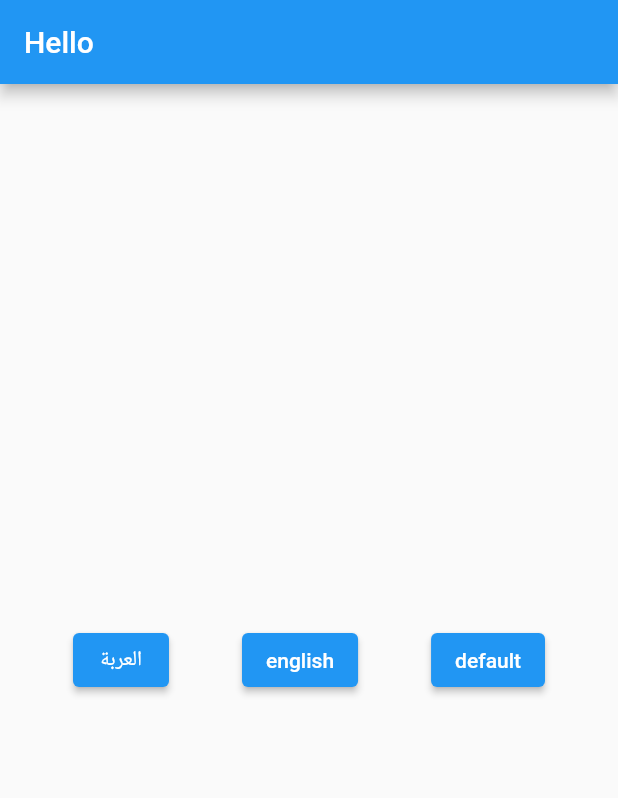
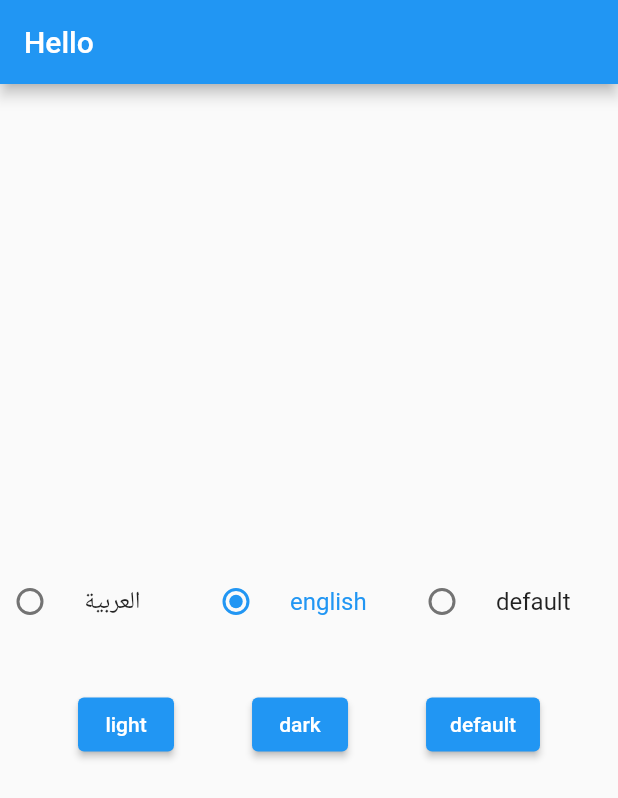
Before and after one commit to wmfadel/Flutter-Configs, a Flutter app: the screen it shows after launch, after a tap on "english", on a phone screen of 412 x 824 dp. Shown: the top 798 px of the screen. Run offline on Flutter 3.47's test engine with Material 2 defaults, Android fonts, the phone set to English and light mode, and no system bars; our stand-ins replace shared_preferences; missing offline and left inert: devicelocale.

Commit message:
Changing App Theme

```diff
--- a/assets/lang/ar.json
+++ b/assets/lang/ar.json
@@ -3,5 +3,7 @@
     "language_button": "تغيير اللغة",
     "english": "english",
     "arabic": "العربية",
-    "default": "الافتراضى"
+    "default": "افتراضى",
+    "light": "مضئ",
+    "dark": "مظلم"
 }
--- a/assets/lang/en.json
+++ b/assets/lang/en.json
@@ -2,6 +2,8 @@
     "app_bar": "Hello",
     "language_button": "Change Language",
     "english": "english",
-    "arabic": "العربة",
-    "default": "default"
+    "arabic": "العربية",
+    "default": "default",
+    "light": "light",
+    "dark": "dark"
 }
--- a/lib/main.dart
+++ b/lib/main.dart
@@ -38,9 +38,7 @@ class MyApp extends StatelessWidget {
             }
             return availableLocales.first;
           },
-          theme: ThemeData(
-            primarySwatch: Colors.blue,
-          ),
+          theme: provider.theme,
           initialRoute: HomePage.routeName,
           routes: {
             HomePage.routeName: (context) => HomePage(),
--- a/lib/pages/home_page.dart
+++ b/lib/pages/home_page.dart
@@ -1,7 +1,7 @@
-import 'package:configs/providers/main_provider.dart';
 import 'package:configs/services/localization/app_localizations.dart';
+import 'package:configs/widgets/localization_buttons.dart';
+import 'package:configs/widgets/theme_buttons.dart';
 import 'package:flutter/material.dart';
-import 'package:provider/provider.dart';
 
 class HomePage extends StatelessWidget {
   static final String routeName = '/';
@@ -14,35 +14,9 @@ class HomePage extends StatelessWidget {
       body: Column(
         mainAxisAlignment: MainAxisAlignment.center,
         children: [
-          Row(
-            mainAxisAlignment: MainAxisAlignment.spaceEvenly,
-            children: [
-              Consumer<MainProvider>(builder: (context, provider, _) {
-                return ElevatedButton(
-                    onPressed: () {
-                      provider.savePreference('ar');
-                    },
-                    child:
-                        Text(AppLocalizations.of(context).translate('arabic')));
-              }),
-              Consumer<MainProvider>(builder: (context, provider, _) {
-                return ElevatedButton(
-                    onPressed: () {
-                      provider.savePreference('en');
-                    },
-                    child: Text(
-                        AppLocalizations.of(context).translate('english')));
-              }),
-              Consumer<MainProvider>(builder: (context, provider, _) {
-                return ElevatedButton(
-                    onPressed: () {
-                      provider.savePreference('def');
-                    },
-                    child: Text(
-                        AppLocalizations.of(context).translate('default')));
-              }),
-            ],
-          ),
+          LocalizationButtons(),
+          SizedBox(height: 30),
+          ThemeButtons(),
         ],
       ),
     );
--- a/lib/providers/main_provider.dart
+++ b/lib/providers/main_provider.dart
@@ -1,11 +1,16 @@
 import 'package:devicelocale/devicelocale.dart';
 import 'package:flutter/cupertino.dart';
 import 'package:flutter/foundation.dart';
+import 'package:flutter/material.dart';
+import 'package:flutter/scheduler.dart';
 import 'package:shared_preferences/shared_preferences.dart';
 
 class MainProvider with ChangeNotifier {
-  final String _prefsKey = 'loc';
+  final String _localizationKey = 'loc';
+  final String _themeKey = 'theme';
   Locale? mainLocale;
+  ThemeData theme = ThemeData.light();
+
   MainProvider() {
     getLocale();
   }
@@ -13,7 +18,7 @@ class MainProvider with ChangeNotifier {
   getLocale() async {
     String localeString = 'en';
     SharedPreferences prefs = await SharedPreferences.getInstance();
-    String? pref = prefs.getString(_prefsKey);
+    String? pref = prefs.getString(_localizationKey);
     if (pref == null) {
       String? locale = await Devicelocale.currentLocale;
       localeString = locale!;
@@ -27,7 +32,7 @@ class MainProvider with ChangeNotifier {
     notifyListeners();
   }
 
-  savePreference(String choice) async {
+  saveLocalizationPreference(String choice) async {
     if (choice != 'def') {
       mainLocale = Locale(choice, '');
     } else {
@@ -36,6 +41,49 @@ class MainProvider with ChangeNotifier {
     }
     notifyListeners();
     SharedPreferences prefs = await SharedPreferences.getInstance();
-    prefs.setString(_prefsKey, choice);
+    prefs.setString(_localizationKey, choice);
+  }
+
+  getTheme() async {
+    SharedPreferences prefs = await SharedPreferences.getInstance();
+    String? pref = prefs.getString(_themeKey); // dark, light, def
+    if (pref == null) {
+      notifyListeners();
+      return;
+    } else if (pref == 'light') {
+      theme = ThemeData.light();
+    } else if (pref == 'dark') {
+      theme = ThemeData.dark();
+    } else if (pref == 'def') {
+      setThemeByDefault();
+    }
+    notifyListeners();
+  }
+
+  saveThemePreference(String choice) async {
+    if (choice == 'def') {
+      setThemeByDefault();
+    } else if (choice == 'light') {
+      theme = ThemeData.light();
+    } else {
+      theme = ThemeData.dark();
+    }
+    notifyListeners();
+    SharedPreferences prefs = await SharedPreferences.getInstance();
+    prefs.setString(_themeKey, choice);
+  }
+
+  setThemeByDefault() {
+    bool darkModeOn = isDarkModeActive();
+    if (darkModeOn) {
+      theme = ThemeData.dark();
+    } else {
+      theme = ThemeData.light();
+    }
+  }
+
+  bool isDarkModeActive() {
+    var brightness = SchedulerBinding.instance?.window.platformBrightness;
+    return brightness == Brightness.dark;
   }
 }
--- /dev/null
+++ b/lib/widgets/localization_buttons.dart
@@ -0,0 +1,101 @@
+import 'package:configs/providers/main_provider.dart';
+import 'package:configs/services/localization/app_localizations.dart';
+import 'package:flutter/material.dart';
+import 'package:provider/provider.dart';
+
+class LocalizationButtons extends StatefulWidget {
+  const LocalizationButtons({
+    Key? key,
+  }) : super(key: key);
+
+  @override
+  _LocalizationButtonsState createState() => _LocalizationButtonsState();
+}
+
+class _LocalizationButtonsState extends State<LocalizationButtons> {
+  int group = 1;
+
+  @override
+  void didChangeDependencies() {
+    super.didChangeDependencies();
+    getLocale();
+  }
+
+  getLocale() async {
+    Locale? loc = Provider.of<MainProvider>(context).mainLocale;
+    if (loc == null || loc.languageCode != 'ar' && loc.languageCode != 'en') {
+      group = 3;
+    }
+    if (loc!.languageCode == 'ar') {
+      group = 1;
+    } else if (loc.languageCode == 'en') {
+      group = 2;
+    }
+  }
+
+  @override
+  Widget build(BuildContext context) {
+    return Row(
+      mainAxisAlignment: MainAxisAlignment.spaceEvenly,
+      children: [
+        Consumer<MainProvider>(builder: (context, provider, _) {
+          return Expanded(
+            child: RadioListTile(
+              value: 1,
+              groupValue: group,
+              selected: group == 1,
+              contentPadding: EdgeInsets.all(0),
+              onChanged: (int? value) {
+                provider.saveLocalizationPreference('ar');
+                setState(() {
+                  group = value!;
+                });
+              },
+              title: Text(
+                AppLocalizations.of(context).translate('arabic'),
+              ),
+            ),
+          );
+        }),
+        Expanded(
+          child: Consumer<MainProvider>(builder: (context, provider, _) {
+            return RadioListTile(
+              value: 2,
+              groupValue: group,
+              selected: group == 2,
+              contentPadding: EdgeInsets.all(0),
+              onChanged: (int? value) {
+                provider.saveLocalizationPreference('en');
+                setState(() {
+                  group = value!;
+                });
+              },
+              title: Text(
+                AppLocalizations.of(context).translate('english'),
+              ),
+            );
+          }),
+        ),
+        Expanded(
+          child: Consumer<MainProvider>(builder: (context, provider, _) {
+            return RadioListTile(
+              value: 3,
+              groupValue: group,
+              selected: group == 3,
+              contentPadding: EdgeInsets.all(0),
+              onChanged: (int? value) {
+                provider.saveLocalizationPreference('def');
+                setState(() {
+                  group = value!;
+                });
+              },
+              title: Text(
+                AppLocalizations.of(context).translate('default'),
+              ),
+            );
+          }),
+        ),
+      ],
+    );
+  }
+}
--- /dev/null
+++ b/lib/widgets/theme_buttons.dart
@@ -0,0 +1,45 @@
+import 'package:configs/providers/main_provider.dart';
+import 'package:configs/services/localization/app_localizations.dart';
+import 'package:flutter/material.dart';
+import 'package:provider/provider.dart';
+
+class ThemeButtons extends StatefulWidget {
+  const ThemeButtons({
+    Key? key,
+  }) : super(key: key);
+
+  @override
+  _ThemeButtonsState createState() => _ThemeButtonsState();
+}
+
+class _ThemeButtonsState extends State<ThemeButtons> {
+  @override
+  Widget build(BuildContext context) {
+    return Row(
+      mainAxisAlignment: MainAxisAlignment.spaceEvenly,
+      children: [
+        Consumer<MainProvider>(builder: (context, provider, _) {
+          return ElevatedButton(
+              onPressed: () {
+                provider.saveThemePreference('light');
+              },
+              child: Text(AppLocalizations.of(context).translate('light')));
+        }),
+        Consumer<MainProvider>(builder: (context, provider, _) {
+          return ElevatedButton(
+              onPressed: () {
+                provider.saveThemePreference('dark');
+              },
+              child: Text(AppLocalizations.of(context).translate('dark')));
+        }),
+        Consumer<MainProvider>(builder: (context, provider, _) {
+          return ElevatedButton(
+              onPressed: () {
+                provider.saveThemePreference('def');
+              },
+              child: Text(AppLocalizations.of(context).translate('default')));
+        }),
+      ],
+    );
+  }
+}
```
